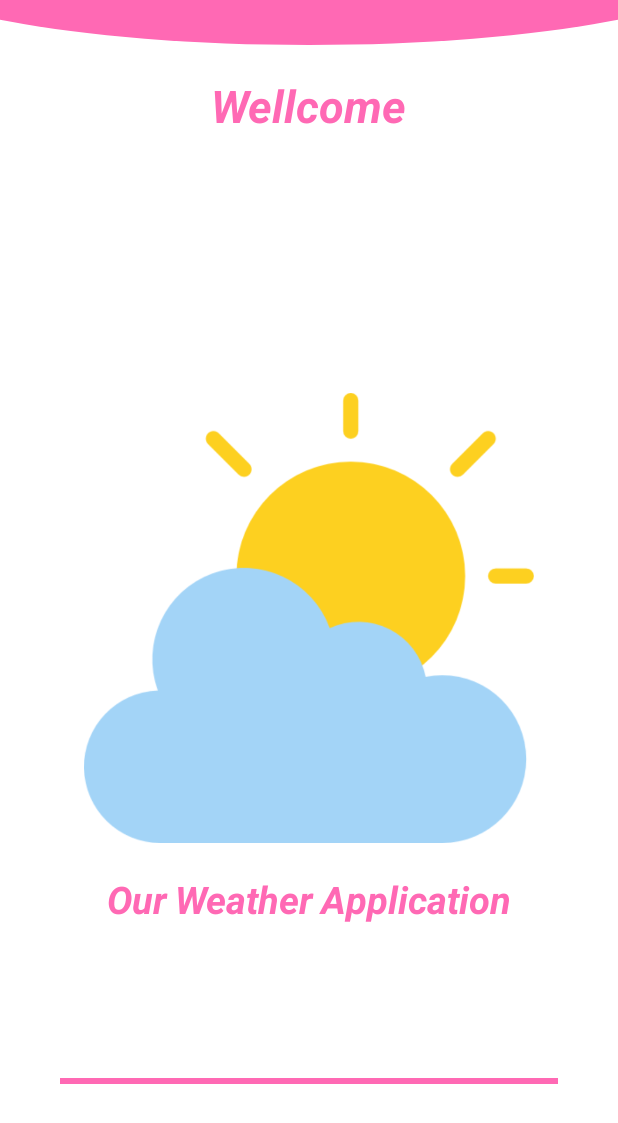
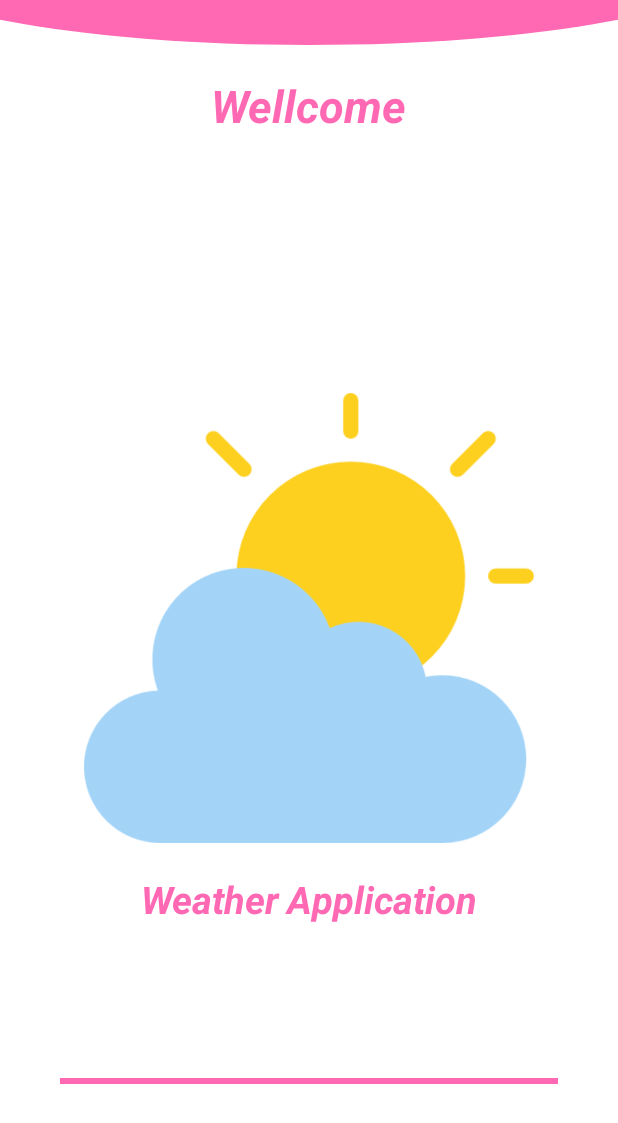
Before and after one commit to mehedii-hassan/WeatherApplication-Android, an Android app: the SplashScreenActivity screen opened directly, with no data from a screen before it, on a phone screen of 412 x 824 dp. Shown: the top 1123 px of the screen. Run offline under Robolectric (Android 15) with nearby library versions, the phone set to English and light mode, and no system bars; our stand-ins replace data binding; 1 statement that could not run was skipped.

Commit message:
---------------------

```diff
--- a/app/src/main/res/layout/activity_splash_screen.xml
+++ b/app/src/main/res/layout/activity_splash_screen.xml
@@ -46,7 +46,7 @@
             android:layout_width="wrap_content"
             android:layout_height="wrap_content"
             android:layout_marginTop="20dp"
-            android:text="Our Weather Application"
+            android:text="Weather Application"
             android:textColor="#ff69b4"
             android:textSize="25sp"
             android:textStyle="italic|bold"
```
